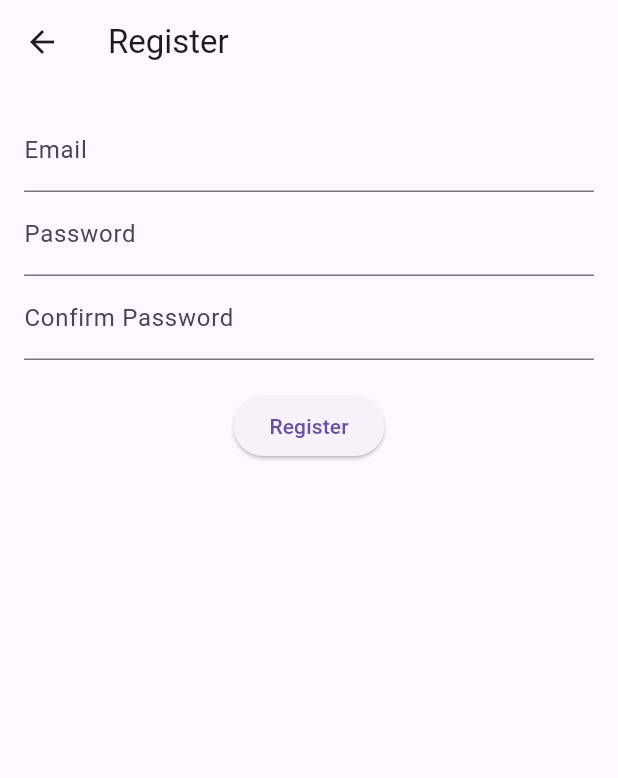
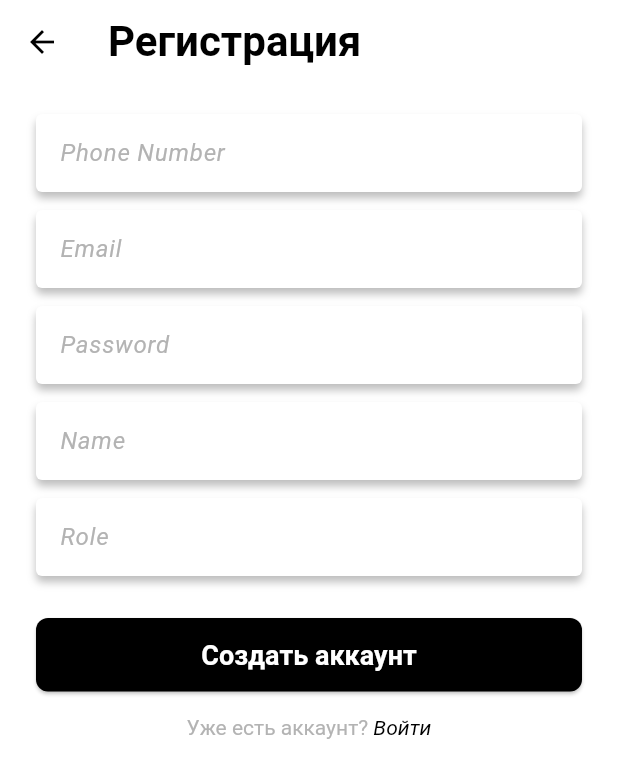
Before and after one commit to IshimoRin/client-giftly, a Flutter app: the screen it shows after launch, after a tap on "Зарегистрироваться", on a phone screen of 412 x 824 dp. Shown: the top 778 px of the screen. Run offline on Flutter 3.47's test engine with Material 3 defaults, Android fonts, the light colour scheme and no system bars; our stand-ins replace flutter_bloc.

Commit message:
add: auth pages and splash

```diff
--- a/lib/main.dart
+++ b/lib/main.dart
@@ -1,5 +1,5 @@
 import 'package:flutter/material.dart';
-import 'package:giftly/presentation/pages/login_page.dart';
+import 'presentation/pages/splash_screen.dart'; // путь к splash
 
 void main() {
   runApp(const MyApp());
@@ -11,9 +11,8 @@ class MyApp extends StatelessWidget {
   @override
   Widget build(BuildContext context) {
     return MaterialApp(
-      title: 'Giftly',
-      theme: ThemeData(primarySwatch: Colors.blue),
-      home: LoginPage(),
+      debugShowCheckedModeBanner: false,
+      home: const SplashScreen(),
     );
   }
 }
--- a/lib/presentation/pages/register_page.dart
+++ b/lib/presentation/pages/register_page.dart
@@ -1,40 +1,118 @@
 import 'package:flutter/material.dart';
+import 'package:flutter/gestures.dart';
+import 'login_page.dart'; // Не забудь импортировать LoginPage
 
 class RegisterPage extends StatelessWidget {
   const RegisterPage({super.key});
 
   @override
   Widget build(BuildContext context) {
+    final inputDecoration = InputDecoration(
+      hintStyle: const TextStyle(
+        color: Color(0xFFB3B3B3),
+        fontStyle: FontStyle.italic,
+      ),
+      filled: true,
+      fillColor: Colors.white,
+      border: OutlineInputBorder(
+        borderRadius: BorderRadius.circular(4),
+        borderSide: BorderSide.none,
+      ),
+      contentPadding: const EdgeInsets.symmetric(horizontal: 12, vertical: 14),
+    );
+
+    Widget buildInput(String hintText, {bool obscure = false}) {
+      return Container(
+        margin: const EdgeInsets.only(bottom: 12),
+        decoration: BoxDecoration(
+          boxShadow: const [
+            BoxShadow(
+              color: Colors.black26,
+              blurRadius: 4,
+              offset: Offset(0, 4),
+            ),
+          ],
+          borderRadius: BorderRadius.circular(4),
+        ),
+        child: TextField(
+          obscureText: obscure,
+          decoration: inputDecoration.copyWith(hintText: hintText),
+        ),
+      );
+    }
+
     return Scaffold(
-      appBar: AppBar(title: const Text('Register')),
+      backgroundColor: Colors.white,
+      appBar: AppBar(
+        title: const Text(
+          'Регистрация',
+          style: TextStyle(
+            fontWeight: FontWeight.bold,
+            fontSize: 28,
+            color: Colors.black,
+          ),
+        ),
+        backgroundColor: Colors.white,
+        elevation: 0,
+        foregroundColor: Colors.black,
+        leading: IconButton(
+          icon: const Icon(Icons.arrow_back),
+          onPressed: () => Navigator.of(context).pop(),
+        ),
+      ),
       body: Padding(
-        padding: const EdgeInsets.all(16.0),
+        padding: const EdgeInsets.symmetric(horizontal: 24.0),
         child: Column(
+          crossAxisAlignment: CrossAxisAlignment.stretch,
           children: [
-            // Поля ввода для регистрации
-            TextField(
-              key: const Key('emailFieldRegister'),
-              decoration: const InputDecoration(labelText: 'Email'),
+            const SizedBox(height: 20),
+            buildInput('Phone Number'),
+            buildInput('Email'),
+            buildInput('Password', obscure: true),
+            buildInput('Name'),
+            buildInput('Role'),
+            const SizedBox(height: 16),
+            ElevatedButton(
+              style: ElevatedButton.styleFrom(
+                backgroundColor: Colors.black,
+                foregroundColor: Colors.white,
+                padding: const EdgeInsets.symmetric(vertical: 14),
+                textStyle: const TextStyle(
+                  fontWeight: FontWeight.bold,
+                  fontSize: 18,
+                ),
+                shape: RoundedRectangleBorder(
+                  borderRadius: BorderRadius.circular(8),
+                ),
+              ),
+              onPressed: () {},
+              child: const Text('Создать аккаунт'),
             ),
-            TextField(
-              key: const Key('passwordFieldRegister'),
-              decoration: const InputDecoration(labelText: 'Password'),
-              obscureText: true,
-            ),
-            TextField(
-              key: const Key('confirmPasswordField'),
-              decoration: const InputDecoration(labelText: 'Confirm Password'),
-              obscureText: true,
-            ),
-            const SizedBox(height: 20),
-
-            // Кнопка регистрации
-            ElevatedButton(
-              key: const Key('registerButton'),
-              onPressed: () {
-                // Логика регистрации
-              },
-              child: const Text('Register'),
+            const SizedBox(height: 16),
+            Center(
+              child: RichText(
+                text: TextSpan(
+                  text: 'Уже есть аккаунт? ',
+                  style: const TextStyle(color: Color(0xFFB3B3B3)),
+                  children: [
+                    TextSpan(
+                      text: 'Войти',
+                      style: const TextStyle(
+                        color: Colors.black,
+                        fontStyle: FontStyle.italic,
+                      ),
+                      recognizer:
+                          TapGestureRecognizer()
+                            ..onTap = () {
+                              Navigator.push(
+                                context,
+                                MaterialPageRoute(builder: (_) => LoginPage()),
+                              );
+                            },
+                    ),
+                  ],
+                ),
+              ),
             ),
           ],
         ),
--- /dev/null
+++ b/lib/presentation/pages/splash_screen.dart
@@ -0,0 +1,32 @@
+import 'package:flutter/material.dart';
+import 'dart:async';
+import 'login_page.dart'; // замените на ваш реальный путь
+
+class SplashScreen extends StatefulWidget {
+  const SplashScreen({super.key});
+
+  @override
+  State<SplashScreen> createState() => _SplashScreenState();
+}
+
+class _SplashScreenState extends State<SplashScreen> {
+  @override
+  void initState() {
+    super.initState();
+    // Задержка 3 секунды, потом переход на LoginPage
+    Timer(const Duration(seconds: 3), () {
+      Navigator.pushReplacement(
+        context,
+        MaterialPageRoute(builder: (context) => LoginPage()),
+      );
+    });
+  }
+
+  @override
+  Widget build(BuildContext context) {
+    return Scaffold(
+      backgroundColor: Colors.white, // или другой цвет
+      body: Center(child: Image.asset('assets/images/splash.png')),
+    );
+  }
+}
--- a/pubspec.yaml
+++ b/pubspec.yaml
@@ -40,6 +40,7 @@ dev_dependencies:
   flutter_test:
     sdk: flutter
 
+
   # The "flutter_lints" package below contains a set of recommended lints to
   # encourage good coding practices. The lint set provided by the package is
   # activated in the `analysis_options.yaml` file located at the root of your
@@ -57,6 +58,10 @@ flutter:
   # included with your application, so that you can use the icons in
   # the material Icons class.
   uses-material-design: true
+
+  assets:
+    -  assets/images/splash.png
+
 
   # To add assets to your application, add an assets section, like this:
   # assets:
```
Also changed, not shown: lib/presentation/pages/forgot_password_page.dart (+103 -16 lines), assets/images/splash.png (added).
